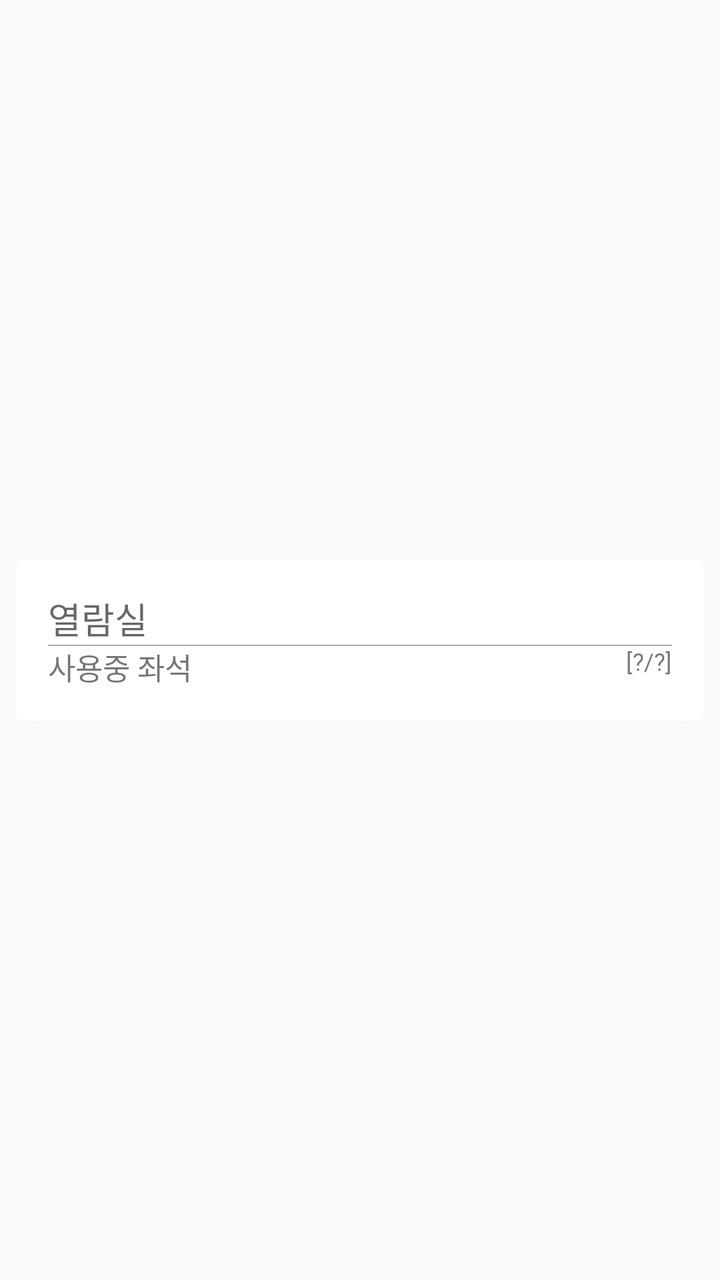
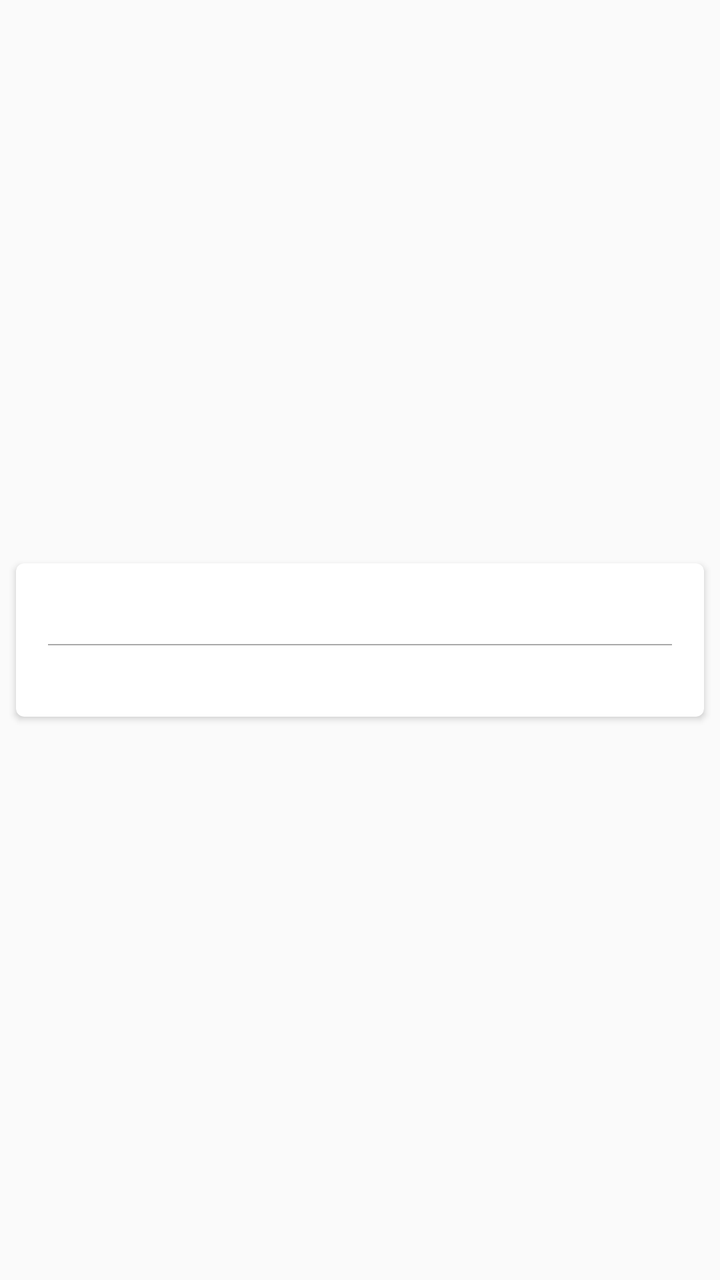

Before-and-after screenshots of an Android layout around one commit, followed by the original layout XML and the change that was made.
<!-- AndroidManifest.xml: application theme AppTheme -->
<!-- res/layout/seat_item.xml -->
<?xml version="1.0" encoding="utf-8"?>
<layout
        xmlns:android="http://schemas.android.com/apk/res/android"
        xmlns:app="http://schemas.android.com/apk/res-auto">

    <androidx.constraintlayout.widget.ConstraintLayout
            android:layout_width="match_parent"
            android:layout_height="wrap_content">

        <androidx.cardview.widget.CardView
                android:id="@+id/card_view"
                android:layout_width="match_parent"
                android:layout_height="wrap_content"
                android:layout_gravity="center"
                android:layout_marginStart="8dp"
                android:layout_marginEnd="8dp"
                android:layout_marginTop="4dp"
                android:layout_marginBottom="4dp"
                android:clickable="true"
                android:focusable="true"
                android:foreground="?attr/selectableItemBackground"
                app:cardCornerRadius="4dp"
                app:layout_constraintStart_toStartOf="parent"
                app:layout_constraintEnd_toEndOf="parent"
                app:layout_constraintTop_toTopOf="parent"
                app:layout_constraintBottom_toBottomOf="parent">

            <RelativeLayout
                    android:layout_width="match_parent"
                    android:layout_height="match_parent"
                    android:layout_alignParentBottom="true"
                    android:layout_alignParentEnd="true"
                    android:layout_alignParentStart="true"
                    android:layout_alignParentTop="true"
                    android:padding="16dp">

                <TextView
                        android:id="@+id/name"
                        android:layout_width="wrap_content"
                        android:layout_height="wrap_content"
                        android:layout_alignParentEnd="true"
                        android:layout_alignParentStart="true"
                        android:layout_alignParentTop="true"
                        android:singleLine="true"
                        android:text="열람실"
                        android:textAppearance="?android:attr/textAppearanceMedium"
                        android:textSize="18dp" />

                <LinearLayout
                        android:layout_width="match_parent"
                        android:layout_height="2px"
                        android:layout_below="@+id/name"
                        android:background="@android:color/darker_gray"
                        android:orientation="vertical" />

                <TextView
                        android:id="@+id/text"
                        android:layout_width="wrap_content"
                        android:layout_height="wrap_content"
                        android:layout_alignLeft="@+id/name"
                        android:layout_alignStart="@+id/name"
                        android:layout_below="@+id/name"
                        android:text="사용중 좌석"
                        android:textSize="15dp" />

                <TextView
                        android:id="@+id/seat"
                        android:layout_width="wrap_content"
                        android:layout_height="wrap_content"
                        android:layout_alignEnd="@+id/name"
                        android:layout_alignRight="@+id/name"
                        android:layout_alignTop="@+id/text"
                        android:text="[?/?]"
                        android:textSize="12dp" />

            </RelativeLayout>

        </androidx.cardview.widget.CardView>

    </androidx.constraintlayout.widget.ConstraintLayout>

</layout>
<!-- resources referenced by this layout -->
<resources>
  <style name="AppTheme" parent="Theme.AppCompat.Light.DarkActionBar">
          
          <item name="colorPrimary">@color/colorPrimary</item>
          <item name="colorPrimaryDark">@color/colorPrimaryDark</item>
          <item name="colorAccent">@color/colorAccent</item>
      </style>
  <color name="colorPrimary">#db2428</color>
  <color name="colorPrimaryDark">#C51216</color>
  <color name="colorAccent">#AAAAAA</color>
</resources>

<!-- the commit's change to res/layout/seat_item.xml (unified diff, before → after) -->
@@ -2,6 +2,14 @@
 <layout
         xmlns:android="http://schemas.android.com/apk/res/android"
         xmlns:app="http://schemas.android.com/apk/res-auto">
+
+    <data>
+        <import type="com.hhp227.knu_minigroup.helper.DateUtil" />
+
+        <variable
+                name="seatItem"
+                type="com.hhp227.knu_minigroup.dto.SeatItem" />
+    </data>
 
     <androidx.constraintlayout.widget.ConstraintLayout
             android:layout_width="match_parent"
@@ -42,7 +50,7 @@
                         android:layout_alignParentStart="true"
                         android:layout_alignParentTop="true"
                         android:singleLine="true"
-                        android:text="열람실"
+                        android:text="@{seatItem.name}"
                         android:textAppearance="?android:attr/textAppearanceMedium"
                         android:textSize="18dp" />
 
@@ -60,7 +68,7 @@
                         android:layout_alignLeft="@+id/name"
                         android:layout_alignStart="@+id/name"
                         android:layout_below="@+id/name"
-                        android:text="사용중 좌석"
+                        android:text="@{seatItem.disable == null ? `사용중 좌석` : seatItem.disable[0]}"
                         android:textSize="15dp" />
 
                 <TextView
@@ -70,7 +78,7 @@
                         android:layout_alignEnd="@+id/name"
                         android:layout_alignRight="@+id/name"
                         android:layout_alignTop="@+id/text"
-                        android:text="[?/?]"
+                        android:text="@{seatItem.disable == null ? `[` + seatItem.occupied + `/` + seatItem.activeTotal + `]` : DateUtil.getPeriodTime(context, seatItem.disable[1]) + ` ~ ` + DateUtil.getPeriodTime(context, seatItem.disable[2])}"
                         android:textSize="12dp" />
 
             </RelativeLayout>
